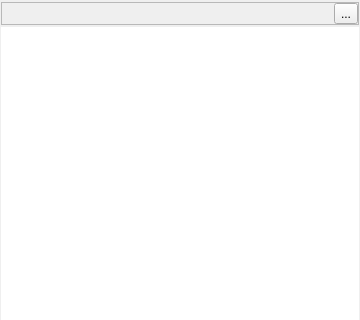
The window that src/AutoBatchScheduler/statusarea/statuswidget.ui (karakirimu/AutoBatchTools) describes before a commit, drawn with Qt 5; both pictures show x 0 to 360 and y 0 to 320 of the 360 by 480 pixel window.
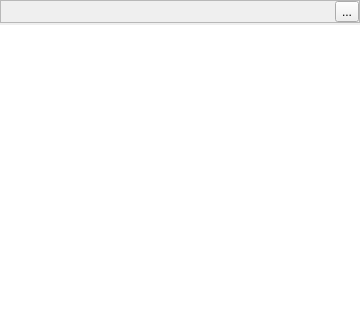
The same window after the commit. Icons and pictures are not drawn. Custom widgets are drawn as their Qt base class.

```diff
--- a/src/AutoBatchScheduler/statusarea/statuswidget.ui
+++ b/src/AutoBatchScheduler/statusarea/statuswidget.ui
@@ -18,13 +18,13 @@
     <number>2</number>
    </property>
    <property name="leftMargin">
-    <number>1</number>
+    <number>0</number>
    </property>
    <property name="topMargin">
-    <number>2</number>
+    <number>0</number>
    </property>
    <property name="rightMargin">
-    <number>1</number>
+    <number>0</number>
    </property>
    <property name="bottomMargin">
     <number>0</number>
@@ -61,7 +61,7 @@
         <property name="sizeHint" stdset="0">
          <size>
           <width>40</width>
-          <height>20</height>
+          <height>16</height>
          </size>
         </property>
        </spacer>
```
